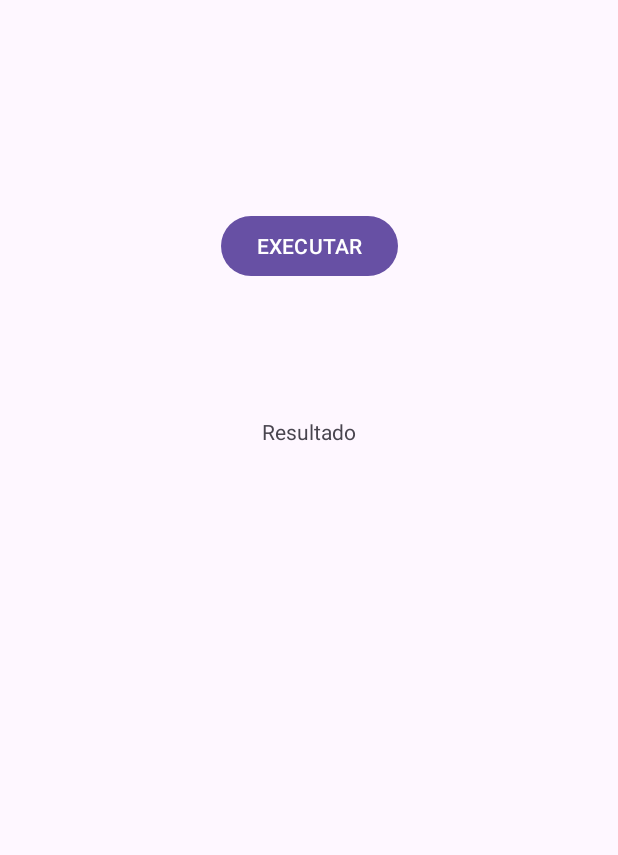
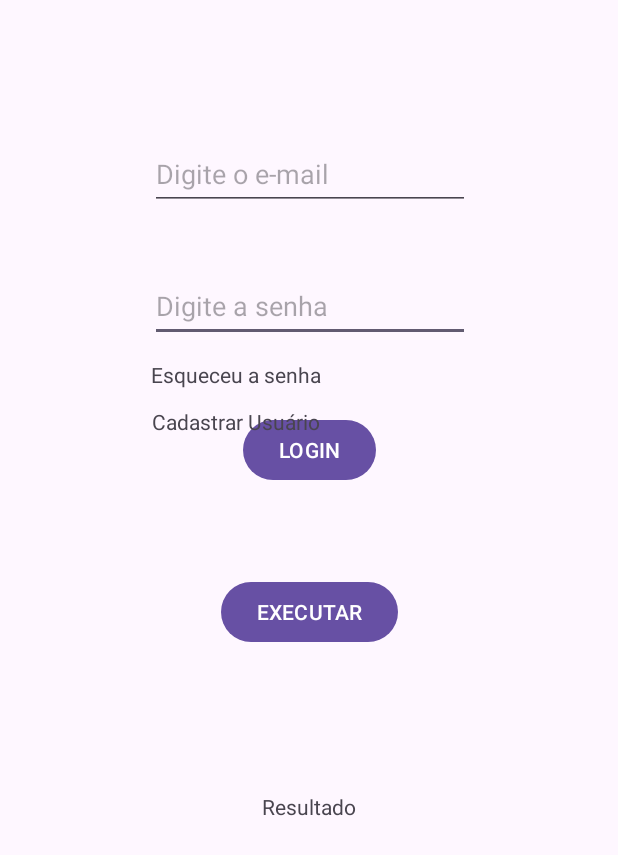
Before and after one commit to LunaFaustino/mobile, an Android app: the layout activity_main.xml on its own in the app's theme, with its tools: preview values and no code run, on a phone screen of 412 x 824 dp. Shown: the top 855 px of the screen. Run offline under Robolectric (Android 15) with nearby library versions, the light colour scheme and no system bars.

Commit message:
Aula do dia 18/10

```diff
--- a/1 Semestre/Aula1510/app/build.gradle.kts
+++ b/1 Semestre/Aula1510/app/build.gradle.kts
@@ -44,8 +44,8 @@ dependencies {
     implementation("com.google.firebase:firebase-auth-ktx")
     implementation("com.google.firebase:firebase-firestore-ktx")
     implementation("com.google.firebase:firebase-storage-ktx")
+    implementation(platform("com.google.firebase:firebase-bom:33.4.0"))
 
-    implementation(platform("com.google.firebase:firebase-bom:33.4.0"))
     implementation(libs.androidx.core.ktx)
     implementation(libs.androidx.appcompat)
     implementation(libs.material)
--- a/1 Semestre/Aula1510/app/src/main/AndroidManifest.xml
+++ b/1 Semestre/Aula1510/app/src/main/AndroidManifest.xml
@@ -13,6 +13,12 @@
         android:theme="@style/Theme.Aula1510"
         tools:targetApi="31">
         <activity
+            android:name=".CadastroActivity"
+            android:exported="false" />
+        <activity
+            android:name=".LogadoActivity"
+            android:exported="false" />
+        <activity
             android:name=".MainActivity"
             android:exported="true">
             <intent-filter>
--- a/1 Semestre/Aula1510/app/src/main/res/layout/activity_main.xml
+++ b/1 Semestre/Aula1510/app/src/main/res/layout/activity_main.xml
@@ -11,19 +11,79 @@
         android:id="@+id/btnExecutar"
         android:layout_width="wrap_content"
         android:layout_height="wrap_content"
-        android:layout_marginTop="140dp"
+        android:layout_marginBottom="392dp"
         android:text="EXECUTAR"
+        app:layout_constraintBottom_toBottomOf="parent"
         app:layout_constraintEnd_toEndOf="parent"
-        app:layout_constraintStart_toStartOf="parent"
-        app:layout_constraintTop_toTopOf="parent" />
+        app:layout_constraintStart_toStartOf="parent" />
 
     <TextView
         android:id="@+id/txtResultado"
         android:layout_width="wrap_content"
         android:layout_height="wrap_content"
-        android:layout_marginTop="90dp"
+        android:layout_marginTop="96dp"
         android:text="Resultado"
         app:layout_constraintEnd_toEndOf="parent"
         app:layout_constraintStart_toStartOf="parent"
         app:layout_constraintTop_toBottomOf="@+id/btnExecutar" />
+
+    <EditText
+        android:id="@+id/editSenha"
+        android:layout_width="wrap_content"
+        android:layout_height="wrap_content"
+        android:layout_marginTop="40dp"
+        android:ems="10"
+        android:hint="Digite a senha"
+        android:inputType="textPassword"
+        android:minHeight="48dp"
+        app:layout_constraintEnd_toEndOf="parent"
+        app:layout_constraintHorizontal_bias="0.502"
+        app:layout_constraintStart_toStartOf="parent"
+        app:layout_constraintTop_toBottomOf="@+id/editEmail" />
+
+    <EditText
+        android:id="@+id/editEmail"
+        android:layout_width="wrap_content"
+        android:layout_height="wrap_content"
+        android:layout_marginTop="92dp"
+        android:ems="10"
+        android:hint="Digite o e-mail"
+        android:inputType="textEmailAddress"
+        android:minHeight="48dp"
+        app:layout_constraintEnd_toEndOf="parent"
+        app:layout_constraintHorizontal_bias="0.502"
+        app:layout_constraintStart_toStartOf="parent"
+        app:layout_constraintTop_toTopOf="parent" />
+
+    <Button
+        android:id="@+id/btnLogin"
+        android:layout_width="wrap_content"
+        android:layout_height="wrap_content"
+        android:layout_marginBottom="60dp"
+        android:text="LOGIN"
+        app:layout_constraintBottom_toTopOf="@+id/btnExecutar"
+        app:layout_constraintEnd_toEndOf="parent"
+        app:layout_constraintStart_toStartOf="parent" />
+
+    <TextView
+        android:id="@+id/txtVEsqueceuSenha"
+        android:layout_width="wrap_content"
+        android:layout_height="wrap_content"
+        android:layout_marginTop="12dp"
+        android:text="Esqueceu a senha"
+        app:layout_constraintEnd_toEndOf="parent"
+        app:layout_constraintHorizontal_bias="0.338"
+        app:layout_constraintStart_toStartOf="parent"
+        app:layout_constraintTop_toBottomOf="@+id/editSenha" />
+
+    <TextView
+        android:id="@+id/txtCadastrar"
+        android:layout_width="wrap_content"
+        android:layout_height="wrap_content"
+        android:layout_marginTop="12dp"
+        android:text="Cadastrar Usuário"
+        app:layout_constraintEnd_toEndOf="parent"
+        app:layout_constraintHorizontal_bias="0.338"
+        app:layout_constraintStart_toStartOf="parent"
+        app:layout_constraintTop_toBottomOf="@+id/txtVEsqueceuSenha" />
 </androidx.constraintlayout.widget.ConstraintLayout>
--- a/1 Semestre/Aula1510/gradle/libs.versions.toml
+++ b/1 Semestre/Aula1510/gradle/libs.versions.toml
@@ -1,5 +1,5 @@
 [versions]
-agp = "8.6.0"
+agp = "8.3.2"
 kotlin = "1.9.0"
 coreKtx = "1.13.1"
 junit = "4.13.2"
@@ -7,7 +7,7 @@ junitVersion = "1.2.1"
 espressoCore = "3.6.1"
 appcompat = "1.7.0"
 material = "1.12.0"
-activity = "1.9.2"
+activity = "1.9.3"
 constraintlayout = "2.1.4"
 
 [libraries]
```
Also changed, not shown: 1 Semestre/Aula1510/app/src/main/java/com/example/aula1510/CadastroActivity.kt (added, +20 -0 lines), 1 Semestre/Aula1510/app/src/main/java/com/example/aula1510/LogadoActivity.kt (added, +29 -0 lines), 1 Semestre/Aula1510/app/src/main/java/com/example/aula1510/MainActivity.kt (+56 -9 lines), 1 Semestre/Aula1510/app/src/main/res/layout/activity_cadastro.xml (added, +10 -0 lines), 1 Semestre/Aula1510/app/src/main/res/layout/activity_logado.xml (added, +29 -0 lines), 1 other file.
